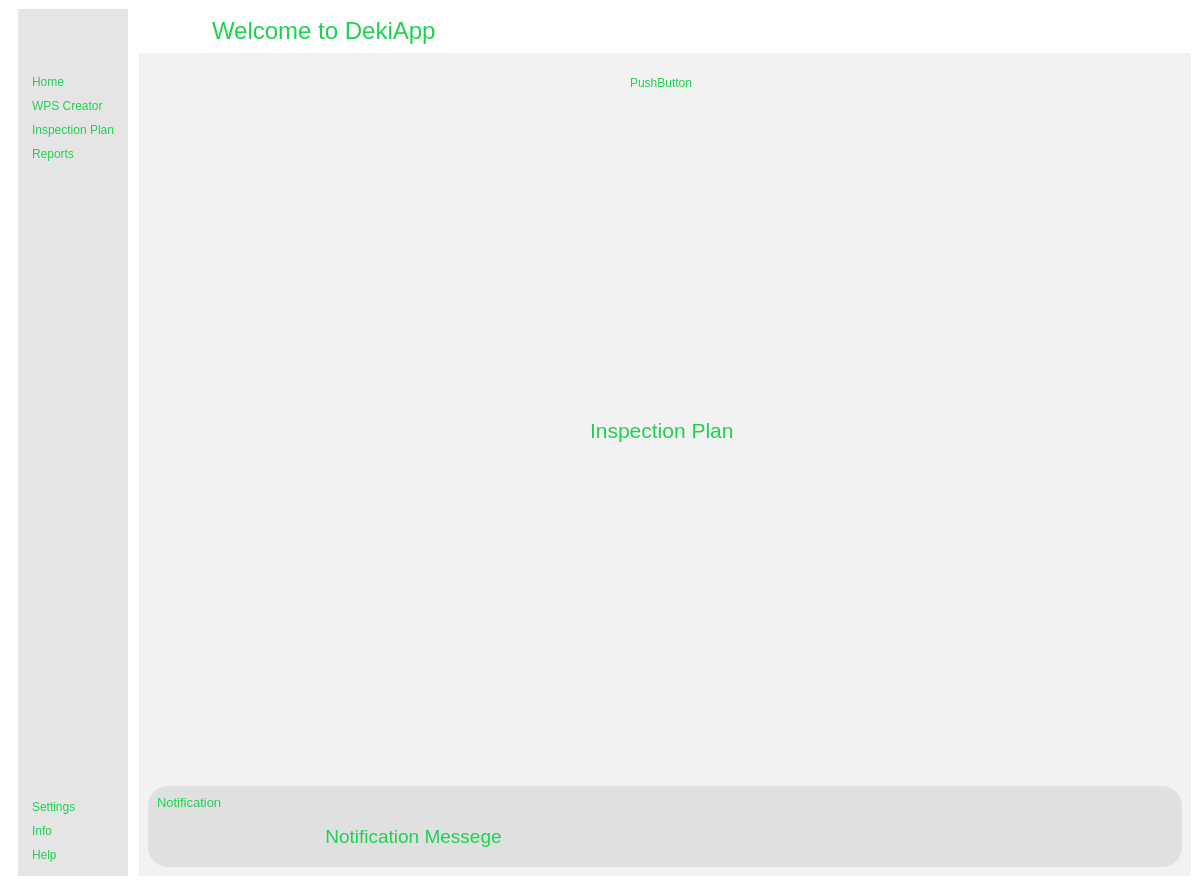
The window that DekiApp_pyqt5/Screens/mainWindow.ui (krzysiek-droid/Deki-Desktop-App) describes before a commit, drawn with Qt 5.
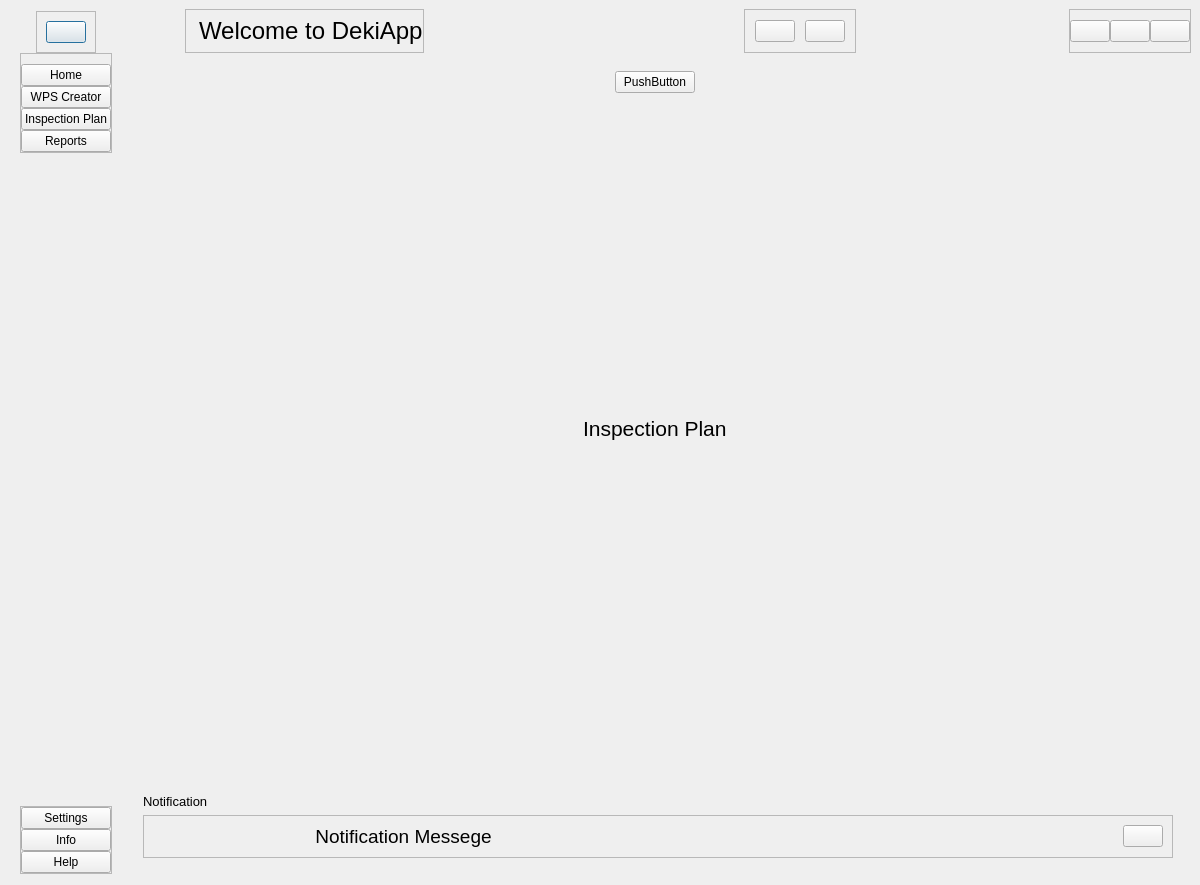
The same window after the commit. Icons and pictures are not drawn.

Diff of the .ui file:
```diff
--- a/DekiApp_pyqt5/Screens/mainWindow.ui
+++ b/DekiApp_pyqt5/Screens/mainWindow.ui
@@ -26,47 +26,7 @@
    <string>MainWindow</string>
   </property>
   <property name="styleSheet">
-   <string notr="true">*{
-border: none;
-background-color: transparent;
-backgraund: transparent;
-padding: 0;
-margin: 0;
-color: rgb(30, 210, 80);
-}
-
-#centralwidget{
-background-color: rgb(255, 255, 255);
-}
-#LeftMenuContainer{
-	background-color: rgb(214, 214, 214, 160);
-}
-QPushButton{
-text-align: left;
-padding: 5px;
-}
-QPushButton:hover{
-	background-color: rgb(255, 255, 255);
-}
-
-
-#CenterMenuSubContainer, #RightMenuSubContainer{
-	
-	background-color: rgb(255, 255, 255);
-
-}
-#frame_4,#frame_8, #popupNotificationSubContainer{
-	
-	background-color: rgba(214, 214, 214, 160);
-	border-radius: 20px;
-}
-#MainBodyContainer{
-background-color: rgba(214, 214, 214, 80);
-}
-#headerContainer, #footerContainer{
-	background-color: rgba(255, 255, 255);
-}
-</string>
+   <string notr="true"/>
   </property>
   <widget class="QWidget" name="centralwidget">
    <property name="sizePolicy">
@@ -118,6 +78,21 @@
           </sizepolicy>
          </property>
          <layout class="QVBoxLayout" name="verticalLayout">
+          <property name="spacing">
+           <number>2</number>
+          </property>
+          <property name="leftMargin">
+           <number>2</number>
+          </property>
+          <property name="topMargin">
+           <number>2</number>
+          </property>
+          <property name="rightMargin">
+           <number>2</number>
+          </property>
+          <property name="bottomMargin">
+           <number>2</number>
+          </property>
           <item>
            <widget class="QWidget" name="LMenuSubContainer" native="true">
             <property name="styleSheet">
@@ -924,7 +899,7 @@
             </property>
             <layout class="QVBoxLayout" name="verticalLayout_13">
              <item>
-              <widget class="QStackedWidget" name="stackedWidget_3">
+              <widget class="QStackedWidget" name="mainContentStackedWidget">
                <property name="currentIndex">
                 <number>2</number>
                </property>
```
Left out of the diff: 1 changed line with no effect on the pictures.
